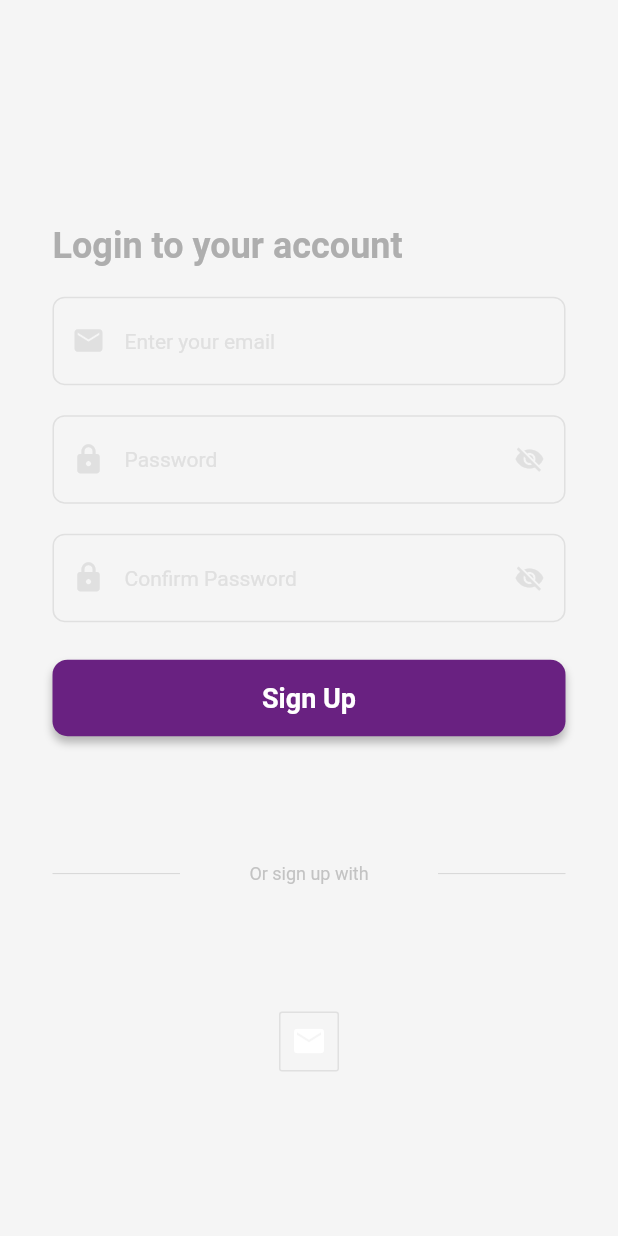
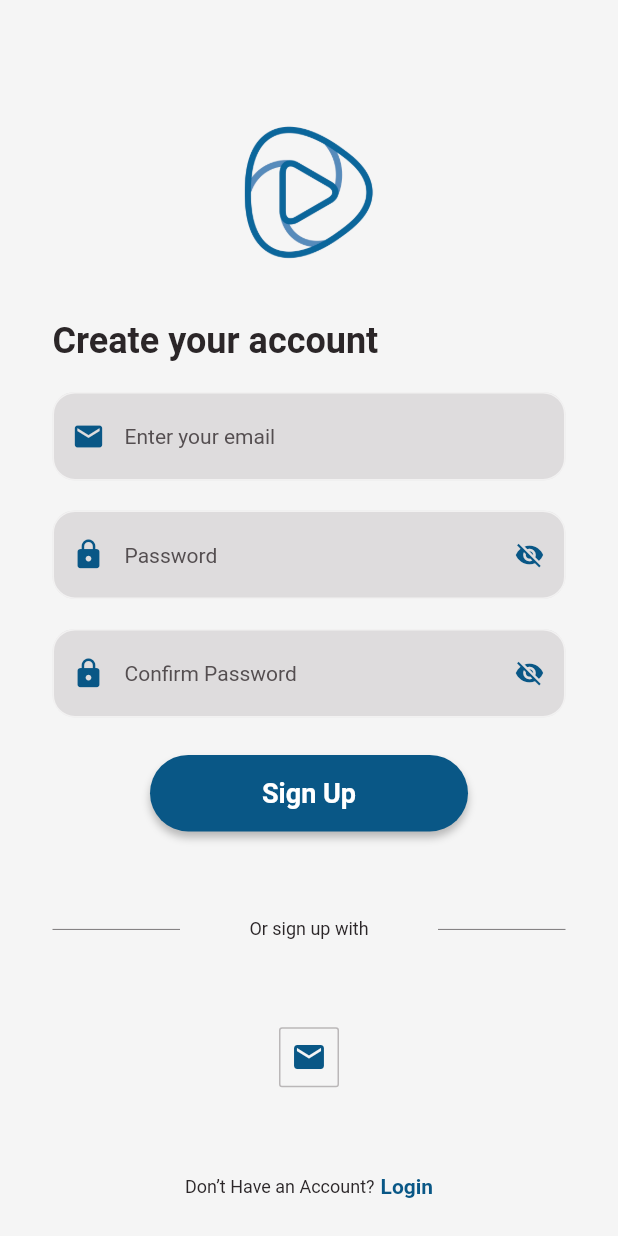
Before and after one commit to resultanyildizi/synchrowise-mobile, a Flutter app: the screen it shows after launch, on a phone screen of 412 x 824 dp. Run offline on Flutter 3.47's test engine with Material 2 defaults, Android fonts, the light colour scheme and no system bars; our stand-ins replace dartz, equatable, firebase_auth, firebase_core, get_it, google_sign_in; missing offline and left inert: matrix4_transform; accounts and stored records are empty; Roboto replaces fonts that are missing (Hind).

Commit message:
tasarım düzenlendi

```diff
--- a/synchrowise/lib/app.dart
+++ b/synchrowise/lib/app.dart
@@ -1,5 +1,5 @@
 import 'package:flutter/material.dart';
-import 'package:synchrowise/register/register_page.dart';
+import 'package:synchrowise/ui/register/register_page.dart';
 
 class SynchrowiseApp extends StatelessWidget {
   const SynchrowiseApp({Key? key}) : super(key: key);
--- a/synchrowise/lib/constants.dart
+++ b/synchrowise/lib/constants.dart
@@ -1,10 +1,11 @@
 import 'package:flutter/material.dart';
 
-const Color primaryColor = Color(0xFF692181);
-const Color primaryLightColor = Color(0xFF9a50b1);
+const Color primaryColor = Color(0xFF095786);
+const Color primaryLightColor = Color(0xFF4B83B6);
 const Color primaryDarkColor = Color(0xFF3a0054);
-const Color secondaryColor = Color(0xFFe0e0e0);
-const Color secondaryDarkColor = Color(0xFFaeaeae);
+const Color secondaryLightColor = Color(0xFF807A7C);
+const Color secondaryColor = Color(0xFF544E50);
+const Color secondaryDarkColor = Color(0xFF2B2628);
 const Color whiteColor = Color.fromRGBO(255, 255, 255, 1);
 const Color backgroundColor = Color.fromRGBO(245, 245, 245, 1);
 
--- a/synchrowise/lib/register/register_page.dart
+++ b/synchrowise/lib/ui/register/register_page.dart
@@ -4,6 +4,7 @@ import 'package:flutter/material.dart';
 import 'package:synchrowise/constants.dart';
 import 'package:synchrowise/infrastructure/i_auth_facade.dart';
 import 'package:synchrowise/injection.dart';
+import 'package:synchrowise/ui/login/login_page.dart';
 import 'package:synchrowise/ui_helpers/custom_animated_container.dart';
 
 class RegisterPage extends StatelessWidget {
@@ -12,6 +13,7 @@ class RegisterPage extends StatelessWidget {
   @override
   Widget build(BuildContext context) {
     return Scaffold(
+      resizeToAvoidBottomInset: false,
       backgroundColor: backgroundColor,
       body: Padding(
         padding: const EdgeInsets.symmetric(
@@ -22,16 +24,16 @@ class RegisterPage extends StatelessWidget {
           crossAxisAlignment: CrossAxisAlignment.start,
           children: [
             const Spacer(),
-            // Center(
-            //   child: Image.asset(
-            //     'assets/synchrowise-logo.png',
-            //     width: 115,
-            //     height: 115,
-            //   ),
-            // ),
+            Center(
+              child: Image.asset(
+                'assets/images/logo.png',
+                width: 90,
+                height: 90,
+              ),
+            ),
             const SizedBox(height: 40),
             const Text(
-              "Login to your account",
+              "Create your account",
               style: TextStyle(
                 color: secondaryDarkColor,
                 fontSize: 24,
@@ -46,7 +48,9 @@ class RegisterPage extends StatelessWidget {
             _buildTextField(
                 "Confirm Password", Icons.lock, Icons.visibility_off),
             const SizedBox(height: 25),
-            CustomAnimatedContainer(
+            Center(
+              child: CustomAnimatedContainer(
+                width: MediaQuery.of(context).size.width - 200,
                 child: const Padding(
                   padding: EdgeInsets.symmetric(vertical: 15),
                   child: Text("Sign Up",
@@ -58,7 +62,7 @@ class RegisterPage extends StatelessWidget {
                 ),
                 decoration: BoxDecoration(
                   color: primaryColor,
-                borderRadius: BorderRadius.circular(10),
+                  borderRadius: BorderRadius.circular(32),
                   boxShadow: [
                     BoxShadow(
                       color: Colors.black.withOpacity(0.25),
@@ -68,6 +72,7 @@ class RegisterPage extends StatelessWidget {
                   ],
                 ),
               ),
+            ),
             const Spacer(),
             Row(
               mainAxisAlignment: MainAxisAlignment.spaceBetween,
@@ -75,12 +80,12 @@ class RegisterPage extends StatelessWidget {
                 Container(
                   width: 85,
                   height: 0.4,
-                  color: secondaryDarkColor.withOpacity(0.7),
+                  color: secondaryDarkColor,
                 ),
-                Text(
+                const Text(
                   "Or sign up with",
                   style: TextStyle(
-                    color: secondaryDarkColor.withOpacity(0.7),
+                    color: secondaryDarkColor,
                     fontSize: 12,
                     fontWeight: FontWeight.w400,
                   ),
@@ -88,7 +93,7 @@ class RegisterPage extends StatelessWidget {
                 Container(
                   width: 85,
                   height: 0.4,
-                  color: secondaryDarkColor.withOpacity(0.7),
+                  color: secondaryDarkColor,
                 ),
               ],
             ),
@@ -104,13 +109,48 @@ class RegisterPage extends StatelessWidget {
                   result.fold(
                       (l) => log(l.toString()), (r) => log(r.toString()));
                 },
-                child: const Icon(Icons.mail),
+                child: const Icon(
+                  Icons.mail,
+                  color: primaryColor,
+                ),
                 decoration: BoxDecoration(
-                    border: Border.all(color: secondaryColor),
+                    border:
+                        Border.all(color: secondaryLightColor.withOpacity(0.5)),
                     borderRadius: BorderRadius.circular(2)),
               ),
             ),
             const Spacer(),
+            Row(
+              mainAxisAlignment: MainAxisAlignment.center,
+              children: [
+                const Text(
+                  "Don’t Have an Account?",
+                  style: TextStyle(
+                    color: secondaryDarkColor,
+                    fontSize: 12,
+                    fontWeight: FontWeight.w400,
+                  ),
+                ),
+                const SizedBox(width: 4),
+                CustomAnimatedContainer(
+                  onTap: () {
+                    Navigator.push(
+                      context,
+                      MaterialPageRoute(
+                          builder: (context) => const LoginPage()),
+                    );
+                  },
+                  child: const Text(
+                    "Login",
+                    style: TextStyle(
+                      color: primaryColor,
+                      fontSize: 14,
+                      fontWeight: FontWeight.w700,
+                    ),
+                  ),
+                ),
+              ],
+            ),
           ],
         ),
       ),
@@ -121,17 +161,14 @@ class RegisterPage extends StatelessWidget {
       [IconData? suffixIcon]) {
     return TextField(
       decoration: InputDecoration(
-        focusedBorder: const OutlineInputBorder(
-          borderSide: BorderSide(color: primaryColor),
-          borderRadius: BorderRadius.all(Radius.circular(8.0)),
+        border: OutlineInputBorder(
+          borderRadius: BorderRadius.circular(15.0),
         ),
-        enabledBorder: const OutlineInputBorder(
-          borderSide: BorderSide(color: secondaryColor),
-          borderRadius: BorderRadius.all(Radius.circular(8.0)),
-        ),
+        filled: true,
+        fillColor: secondaryLightColor.withOpacity(0.2),
         prefixIcon: Icon(
           prefixIcon,
-          color: secondaryColor,
+          color: primaryColor,
           size: 22,
         ),
         suffixIcon: CustomAnimatedContainer(
@@ -140,7 +177,7 @@ class RegisterPage extends StatelessWidget {
           onTap: () {},
           child: Icon(
             suffixIcon,
-            color: secondaryColor,
+            color: primaryColor,
             size: 20,
           ),
         ),
--- a/synchrowise/pubspec.yaml
+++ b/synchrowise/pubspec.yaml
@@ -30,3 +30,5 @@ dev_dependencies:
 
 flutter:
   uses-material-design: true
+  assets:
+    - assets/images/logo.png
```
Also changed, not shown: synchrowise/lib/ui/login/login_page.dart (renamed from synchrowise/lib/login/login_page.dart, +43 -22 lines), synchrowise/assets/images/logo.png (added), synchrowise/lib/ui/splash/splash.dart (renamed from synchrowise/lib/splash/ui/splash.dart), 6 other files. Lines whose indentation alone changed are shown as unchanged.
